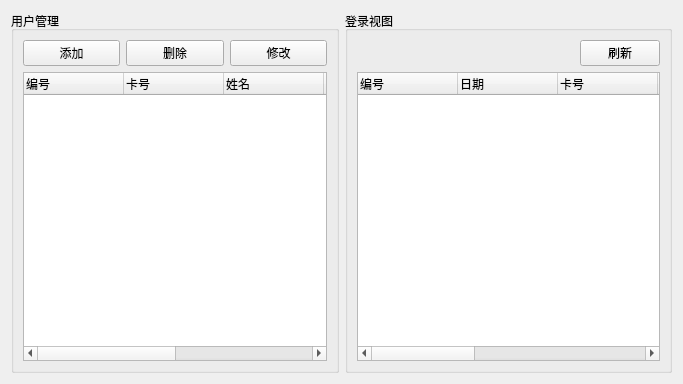
First picture: the form in Attendance/ManageWidget.ui, repository embpgp/attendance, before the edit.
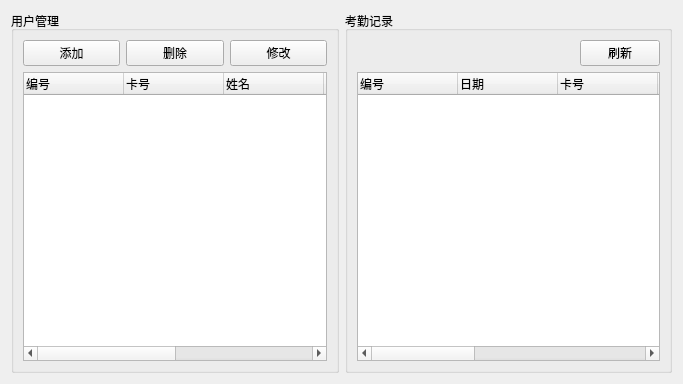
Second picture: the form after the edit.

What changed in the file:
```diff
--- a/Attendance/ManageWidget.ui
+++ b/Attendance/ManageWidget.ui
@@ -82,7 +82,7 @@
    <item>
     <widget class="QGroupBox" name="groupBox_2">
      <property name="title">
-      <string>登录视图</string>
+      <string>考勤记录</string>
      </property>
      <layout class="QVBoxLayout" name="verticalLayout_2">
       <item>
```
